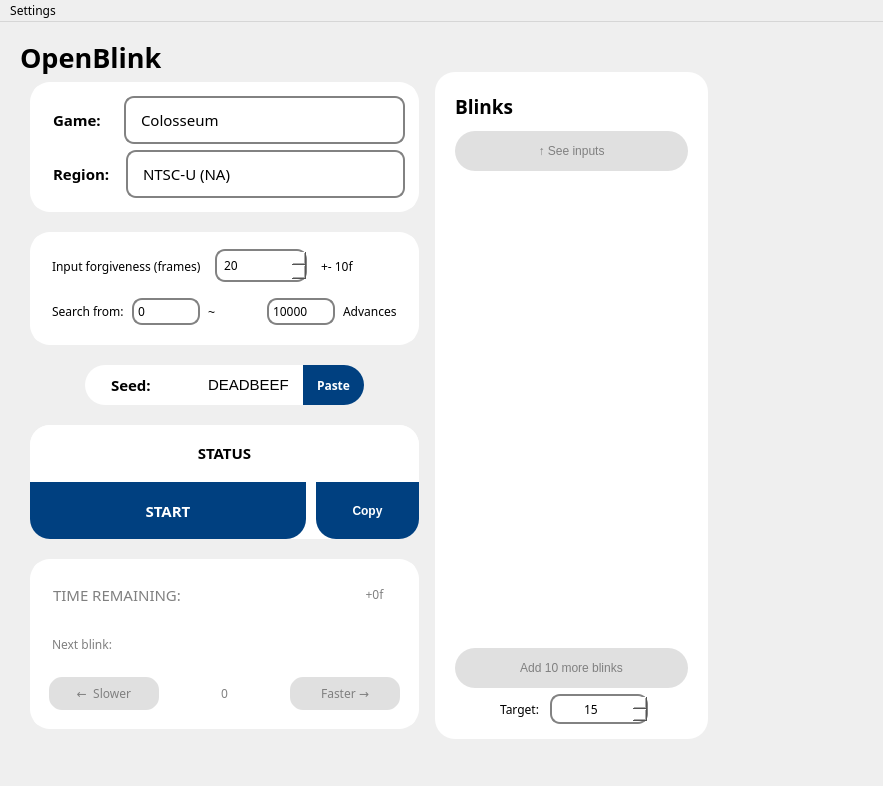
Qt form OpenBlink/GuiProjectBackup/OpenBlink2/mainwindow.ui (KapitalRoser/OpenBlink) before a commit.
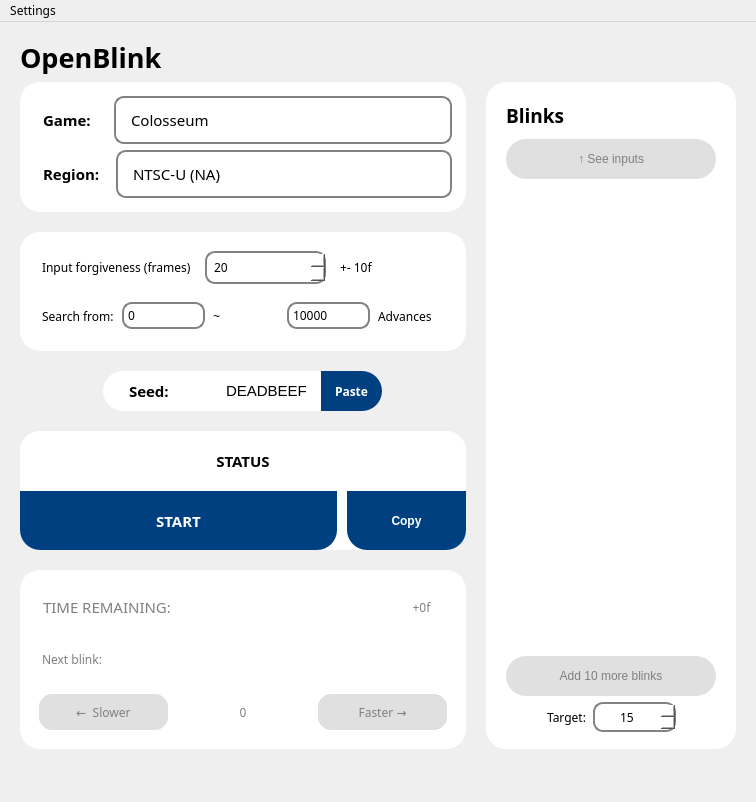
The same form after that commit. Icons and pictures are not drawn.

```diff
--- a/OpenBlink/GuiProjectBackup/OpenBlink2/mainwindow.ui
+++ b/OpenBlink/GuiProjectBackup/OpenBlink2/mainwindow.ui
@@ -6,8 +6,8 @@
    <rect>
     <x>0</x>
     <y>0</y>
-    <width>883</width>
-    <height>786</height>
+    <width>756</width>
+    <height>802</height>
    </rect>
   </property>
   <property name="font">
@@ -45,30 +45,33 @@
    <widget class="QWidget" name="horizontalLayoutWidget">
     <property name="geometry">
      <rect>
-      <x>20</x>
+      <x>10</x>
       <y>50</y>
-      <width>688</width>
-      <height>667</height>
+      <width>736</width>
+      <height>687</height>
      </rect>
     </property>
-    <layout class="QHBoxLayout" name="BodyHoriz" stretch="3,2">
+    <layout class="QHBoxLayout" name="BodyHoriz">
+     <property name="spacing">
+      <number>20</number>
+     </property>
+     <property name="leftMargin">
+      <number>10</number>
+     </property>
+     <property name="topMargin">
+      <number>10</number>
+     </property>
+     <property name="rightMargin">
+      <number>10</number>
+     </property>
+     <property name="bottomMargin">
+      <number>10</number>
+     </property>
      <item>
       <layout class="QVBoxLayout" name="verticalLayout_5" stretch="2,2,0,2,3">
        <property name="spacing">
         <number>20</number>
        </property>
-       <property name="leftMargin">
-        <number>10</number>
-       </property>
-       <property name="topMargin">
-        <number>10</number>
-       </property>
-       <property name="rightMargin">
-        <number>10</number>
-       </property>
-       <property name="bottomMargin">
-        <number>10</number>
-       </property>
        <item>
         <widget class="QFrame" name="platformFrame">
          <property name="styleSheet">
@@ -847,7 +850,7 @@
             <item>
              <widget class="QPushButton" name="slowerButton">
               <property name="sizePolicy">
-               <sizepolicy hsizetype="Preferred" vsizetype="Minimum">
+               <sizepolicy hsizetype="Preferred" vsizetype="Preferred">
                 <horstretch>0</horstretch>
                 <verstretch>0</verstretch>
                </sizepolicy>
@@ -922,7 +925,7 @@
             <item>
              <widget class="QPushButton" name="fasterButton">
               <property name="sizePolicy">
-               <sizepolicy hsizetype="Preferred" vsizetype="Minimum">
+               <sizepolicy hsizetype="Preferred" vsizetype="Preferred">
                 <horstretch>0</horstretch>
                 <verstretch>0</verstretch>
                </sizepolicy>
@@ -1019,6 +1022,18 @@
      </item>
      <item>
       <widget class="QFrame" name="blinkTableFrame">
+       <property name="sizePolicy">
+        <sizepolicy hsizetype="Fixed" vsizetype="Preferred">
+         <horstretch>0</horstretch>
+         <verstretch>0</verstretch>
+        </sizepolicy>
+       </property>
+       <property name="minimumSize">
+        <size>
+         <width>240</width>
+         <height>0</height>
+        </size>
+       </property>
        <property name="font">
         <font>
          <family>Century Gothic</family>
@@ -1050,7 +1065,7 @@
          <number>20</number>
         </property>
         <property name="bottomMargin">
-         <number>15</number>
+         <number>17</number>
         </property>
         <item>
          <widget class="QLabel" name="label_9">
@@ -1072,14 +1087,14 @@
            <bool>false</bool>
           </property>
           <property name="sizePolicy">
-           <sizepolicy hsizetype="Minimum" vsizetype="Preferred">
+           <sizepolicy hsizetype="Maximum" vsizetype="Preferred">
             <horstretch>0</horstretch>
             <verstretch>0</verstretch>
            </sizepolicy>
           </property>
           <property name="minimumSize">
            <size>
-            <width>0</width>
+            <width>210</width>
             <height>40</height>
            </size>
           </property>
@@ -1109,6 +1124,12 @@
         </item>
         <item>
          <widget class="QFrame" name="frame">
+          <property name="sizePolicy">
+           <sizepolicy hsizetype="Preferred" vsizetype="Preferred">
+            <horstretch>0</horstretch>
+            <verstretch>0</verstretch>
+           </sizepolicy>
+          </property>
           <property name="minimumSize">
            <size>
             <width>0</width>
@@ -1324,7 +1345,7 @@
     <rect>
      <x>0</x>
      <y>0</y>
-     <width>883</width>
+     <width>756</width>
      <height>27</height>
     </rect>
    </property>
```
Left out of the diff: 2 changed lines with no effect on the pictures.
